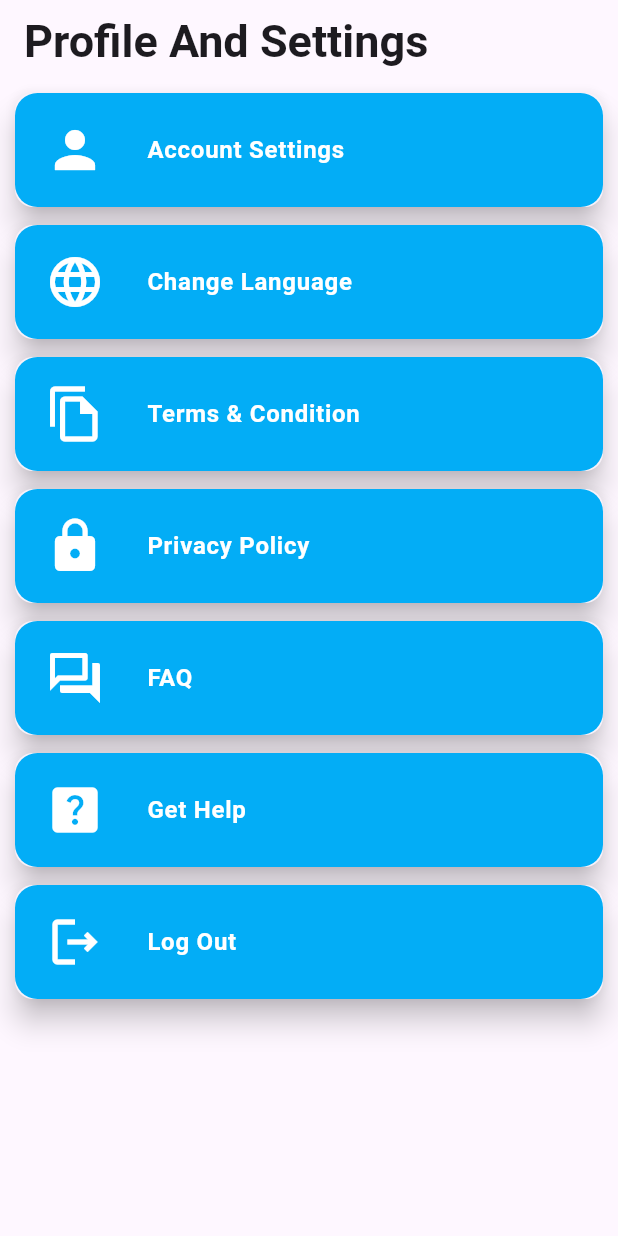
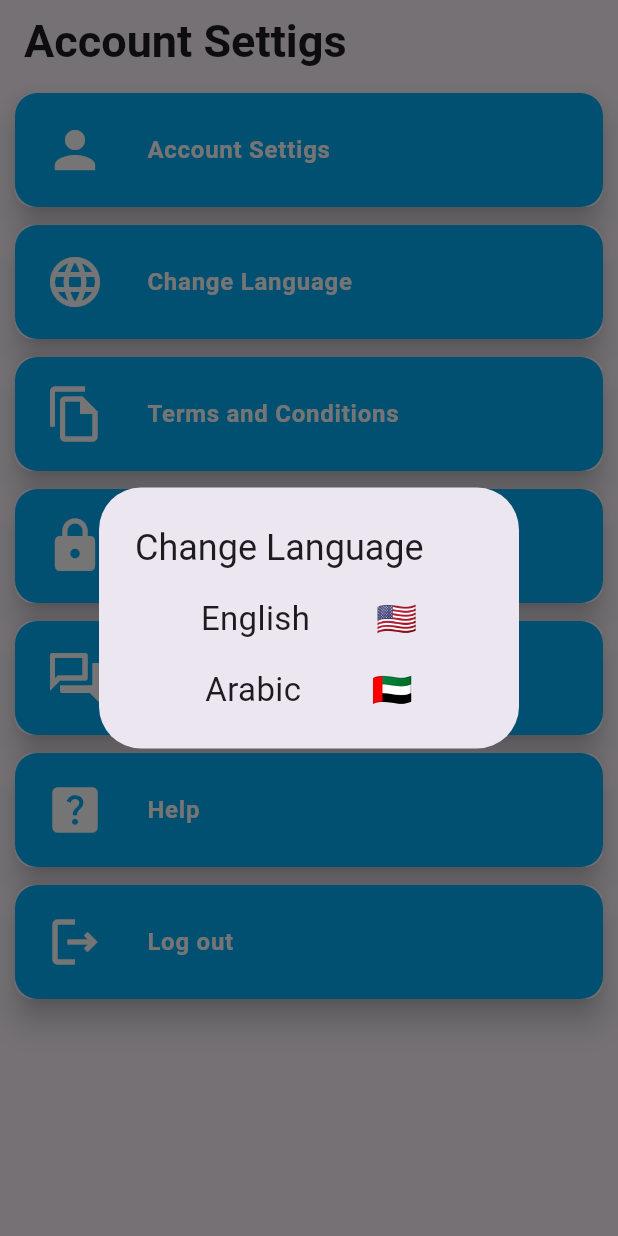
Before and after one commit to jacobhailoni/cleaning-service-app-dart, a Flutter app: the ProfileScreen screen opened directly, after a tap on "Change Language", on a phone screen of 412 x 824 dp. Run offline on Flutter 3.47's test engine with Material 3 defaults, Android fonts, the light colour scheme and no system bars; our stand-ins replace carousel_slider, cloud_firestore, firebase_auth, firebase_core, firebase_database, geocoding and 7 more; missing offline and left inert: flutter_facebook_auth; accounts and stored records are empty; generated files the repository leaves out were written again; Roboto replaces fonts that are missing (Alegreya).

Commit message:
Add Arabic

```diff
--- /dev/null
+++ b/devtools_options.yaml
@@ -0,0 +1 @@
+extensions:
--- /dev/null
+++ b/l10n.yaml
@@ -0,0 +1,3 @@
+arb-dir: lib/l10n
+template-arb-file : app_en.arb
+output-localization-file: app_localization.dart
--- /dev/null
+++ b/lib/l10n/l10n.dart
@@ -0,0 +1,8 @@
+import 'package:flutter/material.dart';
+
+class L10n {
+  static final all = [
+    const Locale('en'),
+    const Locale('ar')
+  ];
+}
--- a/lib/main.dart
+++ b/lib/main.dart
@@ -3,6 +3,7 @@ import 'package:firebase_auth/firebase_auth.dart';
 import 'package:firebase_core/firebase_core.dart';
 import 'package:flutter/material.dart';
 import 'package:tophservices/firebase_options.dart';
+import 'package:tophservices/l10n/l10n.dart';
 import 'package:tophservices/models/booking_location_model.dart';
 import 'package:tophservices/models/service_model.dart';
 import 'package:tophservices/models/user.dart';
@@ -13,23 +14,57 @@ import 'package:tophservices/screens/loginPage.dart';
 import 'package:tophservices/screens/profile_screen.dart';
 import 'package:tophservices/screens/splash_screen.dart';
 import 'package:tophservices/screens/user_booking.dart';
+import 'package:flutter_localizations/flutter_localizations.dart';
+import 'package:flutter_gen/gen_l10n/app_localization.dart';
 
 Future<void> main() async {
     WidgetsFlutterBinding.ensureInitialized();
     await Firebase.initializeApp(options: DefaultFirebaseOptions.currentPlatform);
-  runApp(const MyApp());
+    runApp( MyApp());
 }
 
-class MyApp extends StatelessWidget {
-  const MyApp({Key? key});
+class MyApp extends StatefulWidget {
+     MyApp({Key? key}) : super(key: key);
+
+    @override
+    _MyAppState createState() => _MyAppState();
+
+    static void setLocale(BuildContext context, Locale newLocale){
+      _MyAppState? state = context.findAncestorStateOfType<_MyAppState>();
+      state?.setLocale(newLocale);
+    }
+}
+
+class _MyAppState extends State<MyApp> {
+    // Add your state variables here
+    Locale? _locale;
+    setLocale(Locale locale){
+      setState(() {
+        _locale = locale;
+      });
+    }
+
+    @override
+    void initState() {
+    super.initState();
+    // Initialize your state variables here
+    }
 
     @override
     Widget build(BuildContext context) {
     return MaterialApp(
+        supportedLocales: L10n.all,
+        locale: _locale,
+        localizationsDelegates: const [
+        AppLocalizations.delegate,
+        GlobalMaterialLocalizations.delegate,
+        GlobalWidgetsLocalizations.delegate,
+        GlobalCupertinoLocalizations.delegate
+        ],
         debugShowCheckedModeBanner: false,
         title: 'Top H Services App',
         theme: ThemeData(fontFamily: 'Alegreya'),
-      home: SplashScreen(), // Check authentication status
+        home: const SplashScreen(), // Check authentication status
         routes: {
         '/login': (context) => LoginPage(context: context),
         '/map': (context) {
@@ -62,14 +97,13 @@ class MyApp extends StatelessWidget {
         },
         '/home': (context) {
             final userId = ModalRoute.of(context)!.settings.arguments.toString();
-          return GFHomeScreen(userId: userId);
+            return GFHomeScreen(userId: userId, index: 0,);
         },
         '/booking': (context) {
             final Service service =
             ModalRoute.of(context)!.settings.arguments as Service;
             return CphBookingScreen(service: service);
         }, // Add route for the booking screen
-        // Add other routes as needed
         },
     );
     }
@@ -77,8 +111,9 @@ class MyApp extends StatelessWidget {
 
 class GFHomeScreen extends StatefulWidget {
     final String userId;
+    final int index;
 
-  const GFHomeScreen({required this.userId});
+    const GFHomeScreen({required this.userId, required this.index});
 
     @override
     _GFHomeScreenState createState() => _GFHomeScreenState();
@@ -87,15 +122,20 @@ class GFHomeScreen extends StatefulWidget {
 class _GFHomeScreenState extends State<GFHomeScreen> {
     int _selectedIndex = 0;
 
+
+
     @override
     void initState() {
     super.initState();
-    FirebaseAuth.instance.authStateChanges().listen((User? user) {
+    _selectedIndex = widget.index;
+    FirebaseAuth.instance.authStateChanges().listen(
+        (User? user) {
         if (user == null) {
-        // User is not signed in, navigate to phone number screen
+            // User is not signed in, navigate to login screen
             Navigator.of(context).pushReplacementNamed('/login');
         }
-    });
+        },
+    );
     }
 
     @override
@@ -112,27 +152,27 @@ class _GFHomeScreenState extends State<GFHomeScreen> {
         bottomNavigationBar: BottomNavigationBar(
         selectedFontSize: 18,
         unselectedFontSize: 16,
-        selectedItemColor: Color.fromRGBO(3, 173, 246, 1),
+        selectedItemColor: const Color.fromRGBO(3, 173, 246, 1),
         elevation: 20,
         unselectedItemColor: Colors.black38,
-        items: const <BottomNavigationBarItem>[
+        items:  <BottomNavigationBarItem>[
             BottomNavigationBarItem(
-            icon: Icon(
+            icon: const Icon(
                 Icons.home_rounded,
             ),
-            label: 'Home',
+            label: AppLocalizations.of(context)!.home,
             ),
             BottomNavigationBarItem(
-            icon: Icon(
+            icon: const Icon(
                 Icons.bookmark,
             ),
-            label: 'Bookings',
+            label: AppLocalizations.of(context)!.bookings,
             ),
             BottomNavigationBarItem(
-            icon: Icon(
+            icon: const Icon(
                 Icons.account_circle,
             ),
-            label: 'Profile',
+            label: AppLocalizations.of(context)!.profile,
             ),
         ],
         currentIndex: _selectedIndex,
@@ -144,10 +184,11 @@ class _GFHomeScreenState extends State<GFHomeScreen> {
     void _onItemTapped(int index) {
     if (index == _selectedIndex) {
         return;
-    } else
+    } else {
         setState(() {
         _selectedIndex = index;
         });
+    }
     }
 }
 
@@ -178,6 +219,6 @@ Future<BookingLocation> fetchUserLocation(String userId) async {
     } catch (error) {
     // Handle error
     print('Error fetching user location: $error');
-    throw error; // Re-throw the error for the caller to handle
+    rethrow; // Re-throw the error for the caller to handle
     }
 }
--- a/lib/models/service_model.dart
+++ b/lib/models/service_model.dart
@@ -1,19 +1,38 @@
+import 'package:firebase_database/firebase_database.dart';
+
 class Service {
     final int id;
-  final String name;
-  final String description;
+    late String name;
+    late String description;
     final String image_url;
     final Map<String, dynamic> bookingOptions;
     final Map<String, dynamic> addons;
 
     Service({
     required this.id,
-    required this.name,
-    required this.description,
     required this.image_url,
     required this.bookingOptions,
     required this.addons,
     });
+
+factory Service.fromSnapshot(Map<String, dynamic> data, String languageCode) {
+    return Service(
+    id: data['id'],
+    image_url: data['image_url'],
+    bookingOptions: data['bookingOptions'],
+    addons: data['addons'],
+    )..setLocalizedContent(data, languageCode);
+}
+
+void setLocalizedContent(Map<String, dynamic> data, String languageCode) {
+    if (languageCode == 'ar' && data.containsKey('name_ar')) {
+    name = data['name_ar'];
+    description = data['description_ar'];
+    } else {
+    name = data['name_en'];
+    description = data['description_en'];
+    }
+}
 
     Map<String, dynamic> toMap() {
     return {
--- a/lib/screens/MapScreen.dart
+++ b/lib/screens/MapScreen.dart
@@ -307,6 +307,7 @@ class _MapScreenState extends State<MapScreen> {
       Navigator.of(context).pushReplacement(
         MaterialPageRoute(
           builder: (context) => GFHomeScreen(
+            index: 0,
             userId: widget.currentUser!.id,
           ),
         ),
--- a/lib/screens/home.dart
+++ b/lib/screens/home.dart
@@ -10,6 +10,7 @@ import 'package:tophservices/models/user.dart';
 import 'package:tophservices/widgets/LocationInputField.dart';
 import 'package:tophservices/widgets/service_card.dart';
 import 'package:tophservices/widgets/slider.dart';
+import 'package:flutter_gen/gen_l10n/app_localization.dart';
 
 Future<List<DocumentSnapshot>> fetchServices() async {
   try {
@@ -151,10 +152,11 @@ class _HomePageState extends State<HomePage> {
                   padding: const EdgeInsets.fromLTRB(0, kToolbarHeight, 0, 0),
                   child: Column(
                     children: [
-                  Padding(
-                    padding: const EdgeInsets.fromLTRB(0, 0, 0, 0),
-                    child: ImageSlider(),
-                  ),
+                      ImageSlider(),
+                      // Padding(
+                      //   padding: const EdgeInsets.fromLTRB(0, 0, 0, 0),
+                      //   child: ImageSlider(),
+                      // ),
                       // const Center(
                       //   child: Text(
                       //     'Our Services',
@@ -183,18 +185,13 @@ class _HomePageState extends State<HomePage> {
                                   Map<String, dynamic> serviceData =
                                       snapshot.data![index].data()
                                           as Map<String, dynamic>;
-                              var service = Service(
-                                id: serviceData['id'],
-                                name: serviceData['name'],
-                                description: serviceData['description'],
-                                image_url: serviceData['image_url'],
-                                bookingOptions: Map<String, dynamic>.from(
-                                    serviceData['bookingOptions']),
-                                addons: Map<String, dynamic>.from(
-                                    serviceData['addons']),
-                              );
+
+                                  var service = Service.fromSnapshot(
+                                      serviceData,
+                                      AppLocalizations.of(context)!.localeName);
                                   return ServiceCard(
-                                  service: service, currentuser: currentUser);
+                                      service: service,
+                                      currentuser: currentUser);
                                 },
                               );
                             }
--- a/lib/screens/profile_screen.dart
+++ b/lib/screens/profile_screen.dart
@@ -1,50 +1,44 @@
+import 'package:flutter/material.dart';
+import 'package:flutter_gen/gen_l10n/app_localization.dart';
 import 'package:firebase_auth/firebase_auth.dart';
-import 'package:flutter/material.dart';
+import 'package:tophservices/main.dart';
 
 class SettingItem {
-  String title;
-  IconData icon;
-  void Function(BuildContext) onTap;
+  final String title;
+  final IconData icon;
+  final void Function(BuildContext) onTap;
 
   SettingItem(this.title, this.icon, this.onTap);
 }
 
-void _signOut(BuildContext context) {
-  try {
-    FirebaseAuth.instance.signOut();
-    // Navigate back to the login page
-    Navigator.pushReplacementNamed(context, '/login');
-  } catch (e) {
-    print("Error signing out: $e");
-    // Handle sign-out error (e.g., show error message)
-  }
-}
-
-void _emptyFunction(BuildContext context) {
-  // Empty function, does nothing
-}
-
-List<SettingItem> items = [
-  SettingItem('Account Settings', Icons.person, _emptyFunction),
-  SettingItem('Change Language', Icons.language, _emptyFunction),
-  SettingItem('Terms & Condition', Icons.file_copy_outlined, _emptyFunction),
-  SettingItem('Privacy Policy', Icons.lock, _emptyFunction),
-  SettingItem('FAQ', Icons.question_answer_outlined, _emptyFunction),
-  SettingItem('Get Help', Icons.help_center, _emptyFunction),
-  // Changed the title of the last item to "Log Out" instead of "Sign Out"
-  SettingItem('Log Out', Icons.logout_outlined, _signOut),
-];
-
 class ProfileScreen extends StatelessWidget {
-  ProfileScreen({Key? key}) : super(key: key);
+  const ProfileScreen({Key? key}) : super(key: key);
 
   @override
   Widget build(BuildContext context) {
+    final List<SettingItem> items = [
+      SettingItem(AppLocalizations.of(context)!.accountSetting, Icons.person,
+          _emptyFunction),
+      SettingItem(AppLocalizations.of(context)!.language, Icons.language,
+          showLanguageChangeDialog),
+      SettingItem(AppLocalizations.of(context)!.terms, Icons.file_copy_outlined,
+          _emptyFunction),
+      SettingItem(AppLocalizations.of(context)!.privacyPolicy, Icons.lock,
+          _emptyFunction),
+      SettingItem(AppLocalizations.of(context)!.faq,
+          Icons.question_answer_outlined, _emptyFunction),
+      SettingItem(AppLocalizations.of(context)!.help, Icons.help_center,
+          _emptyFunction),
+      // Changed the title of the last item to "Log Out" instead of "Sign Out"
+      SettingItem(AppLocalizations.of(context)!.logout, Icons.logout_outlined,
+          _signOut),
+    ];
+
     return Scaffold(
       appBar: AppBar(
-        title: const Text(
-          'Profile And Settings',
-          style: TextStyle(fontSize: 30, fontWeight: FontWeight.bold),
+        title: Text(
+          AppLocalizations.of(context)!.accountSetting,
+          style: const TextStyle(fontSize: 30, fontWeight: FontWeight.bold),
         ),
       ),
       body: Column(
@@ -67,7 +61,7 @@ class ProfileScreen extends StatelessWidget {
                           contentPadding: const EdgeInsets.symmetric(
                               horizontal: 20.0, vertical: 10.0),
                           leading: Container(
-                            padding: EdgeInsets.only(right: 12.0),
+                            padding: const EdgeInsets.only(right: 12.0),
                             child: Icon(
                               item.icon,
                               color: Colors.white,
@@ -76,7 +70,7 @@ class ProfileScreen extends StatelessWidget {
                           ),
                           title: Text(
                             item.title,
-                            style: TextStyle(
+                            style: const TextStyle(
                                 color: Colors.white,
                                 fontWeight: FontWeight.bold),
                           ),
@@ -91,4 +85,74 @@ class ProfileScreen extends StatelessWidget {
       ),
     );
   }
+
+  void _signOut(BuildContext context) {
+    try {
+      FirebaseAuth.instance.signOut();
+      // Navigate back to the login page
+      Navigator.pushReplacementNamed(context, '/login');
+    } catch (e) {
+      print("Error signing out: $e");
+      // Handle sign-out error (e.g., show error message)
+    }
+  }
+
+  void _emptyFunction(BuildContext context) {
+    // Empty function, does nothing
+  }
+  void showLanguageChangeDialog(BuildContext context) {
+    showDialog(
+      context: context,
+      builder: (BuildContext context) {
+        return AlertDialog(
+          title: Text(AppLocalizations.of(context)!.language),
+          content: SingleChildScrollView(
+            child: ListBody(
+              children: <Widget>[
+                GestureDetector(
+                  child: Row(
+                    mainAxisAlignment: MainAxisAlignment.spaceEvenly,
+                    children: [
+                      Text(AppLocalizations.of(context)!.english,
+                          style: const TextStyle(fontSize: 22)),
+                      const Text(
+                        '🇺🇸',
+                        style: TextStyle(fontSize: 22),
+                      )
+                    ],
+                  ),
+                  onTap: () {
+                    changeLocale(context, const Locale('en'));
+                    Navigator.of(context).pop();
+                  },
+                ),
+                const Padding(padding: EdgeInsets.all(8.0)),
+                GestureDetector(
+                  child: Row(
+                    mainAxisAlignment: MainAxisAlignment.spaceEvenly,
+                    children: [
+                      Text(AppLocalizations.of(context)!.arabic,
+                          style: const TextStyle(fontSize: 22)),
+                      const Text(
+                        '🇦🇪',
+                        style: TextStyle(fontSize: 22),
+                      )
+                    ],
+                  ),
+                  onTap: () {
+                    Navigator.of(context).pop();
+                    changeLocale(context, const Locale('ar'));
+                  },
+                ),
+              ],
+            ),
+          ),
+        );
+      },
+    );
+  }
 }
+
+void changeLocale(BuildContext context, Locale newLocale) {
+  MyApp.setLocale(context, newLocale);
+}
--- a/lib/screens/splash_screen.dart
+++ b/lib/screens/splash_screen.dart
@@ -36,6 +36,7 @@ class _SplashScreenState extends State<SplashScreen>
         MaterialPageRoute(
           builder: (context) => GFHomeScreen(
             userId: user.uid,
+            index: 0
           ),
         ),
       );
--- a/lib/screens/user_booking.dart
+++ b/lib/screens/user_booking.dart
@@ -2,6 +2,7 @@ import 'package:flutter/material.dart';
 import 'package:cloud_firestore/cloud_firestore.dart';
 import 'package:intl/intl.dart';
 import 'package:tophservices/models/booking_model.dart';
+import 'package:flutter_gen/gen_l10n/app_localization.dart';
 
 class UserBookingsScreen extends StatelessWidget {
   final String userId;
@@ -16,13 +17,13 @@ class UserBookingsScreen extends StatelessWidget {
             color: Colors.white, // Change this color to the desired color
           ),
           title: Text(
-            'Your Bookings',
-            style: TextStyle(color: Colors.white),
+            AppLocalizations.of(context)!.yourBookings,
+            style: const TextStyle(color: Colors.white),
           ),
-          backgroundColor: Color(0xFF03ADF6),
+          backgroundColor: const Color(0xFF03ADF6),
         ),
         body: Padding(
-          padding: EdgeInsets.all(2),
+          padding: const EdgeInsets.all(2),
           child: StreamBuilder<QuerySnapshot>(
             stream: FirebaseFirestore.instance
                 .collection('bookings')
@@ -33,7 +34,7 @@ class UserBookingsScreen extends StatelessWidget {
                 .snapshots(),
             builder: (context, snapshot) {
               if (snapshot.connectionState == ConnectionState.waiting) {
-                return Center(child: CircularProgressIndicator());
+                return const Center(child: CircularProgressIndicator());
               }
               if (snapshot.hasError) {
                 print(snapshot.error);
@@ -43,7 +44,7 @@ class UserBookingsScreen extends StatelessWidget {
                   .map((doc) => Booking.fromFirebase(doc))
                   .toList();
               if (bookings.isEmpty) {
-                return Center(child: Text('No bookings found.'));
+                return const Center(child: Text('No bookings found.'));
               }
               return ListView.builder(
                 itemCount: bookings.length,
@@ -54,14 +55,14 @@ class UserBookingsScreen extends StatelessWidget {
                       ListTile(
                         title: Text(
                           booking.serviceName,
-                          style: TextStyle(
+                          style: const TextStyle(
                             color: Color(0xFF03ADF6),
                             fontWeight: FontWeight.bold,
                           ),
                         ),
                         subtitle: Text(
-                          'Date: ${DateFormat('E, dd MMM yyyy').format(booking.date)}, Time: ${booking.time.hourOfPeriod}:${booking.time.minute.toString().padLeft(2, '0')} ${booking.time.period == DayPeriod.am ? 'AM' : 'PM'}',
-                          style: TextStyle(
+                          '${AppLocalizations.of(context)!.date}: ${DateFormat(' dd MMM yyyy').format(booking.date)}, ${AppLocalizations.of(context)!.time}: ${booking.time.hourOfPeriod}:${booking.time.minute.toString().padLeft(2, '0')} ${booking.time.period == DayPeriod.am ? 'AM' : 'PM'}',
+                          style: const TextStyle(
                             color: Colors.black87,
                           ),
                         ),
--- a/lib/widgets/maid_selection.dart
+++ b/lib/widgets/maid_selection.dart
@@ -1,4 +1,5 @@
 import 'package:flutter/material.dart';
+import 'package:flutter_gen/gen_l10n/app_localization.dart';
 
 class MaidSelection extends StatefulWidget {
   final Function(double) onMaidSelected;
@@ -58,10 +59,10 @@ class _MaidSelectionState extends State<MaidSelection> {
                     Icons.person_2_sharp,
                     color: _selectedMaidIndex == index
                         ? Colors.white
-                        : Color.fromRGBO(3, 173, 246, 1),
+                        : const Color.fromRGBO(3, 173, 246, 1),
                   ),
                   Text(
-                    '${maidCount.toInt()}  Maid/s',
+                    '${maidCount.toInt()}  ${AppLocalizations.of(context)!.maid}',
                     style: TextStyle(
                       fontSize: 17.0,
                       fontWeight: FontWeight.bold,
--- a/lib/widgets/service_card.dart
+++ b/lib/widgets/service_card.dart
@@ -19,7 +19,7 @@ class ServiceCard extends StatelessWidget {
     return GestureDetector(
       onTap: () async {
         try {
-          if (service.name == 'Cleaning Per Hour') {
+          if (service.name == 'Cleaning Per Hour' || service.name == 'تنظيف بالساعة') {
             await Navigator.push(
               context,
               MaterialPageRoute(
@@ -29,7 +29,7 @@ class ServiceCard extends StatelessWidget {
                 ),
               ),
             );
-          } else if (service.name == 'Sofa Cleaning') {
+          } else if (service.name == 'Sofa Cleaning' || service.name == 'تنظيف الكنب') {
             await Navigator.push(
               context,
               MaterialPageRoute(
```
Also changed, not shown: lib/bloc/booking_details_bloc.dart (deleted, +0 -30 lines), lib/bloc/home_page_bloc.dart (deleted, +0 -68 lines), lib/l10n/app_ar.arb (added, +33 -0 lines), lib/l10n/app_en.arb (added, +34 -0 lines), lib/screens/cph_booking_screen.dart (+31 -29 lines), lib/screens/sofa_booking_screen.dart (+32 -30 lines), lib/widgets/hour_selection.dart (+4 -3 lines), pubspec.yaml (+6 -1 lines), pubspec.lock, 1 other file. Lines whose indentation alone changed are shown as unchanged.
